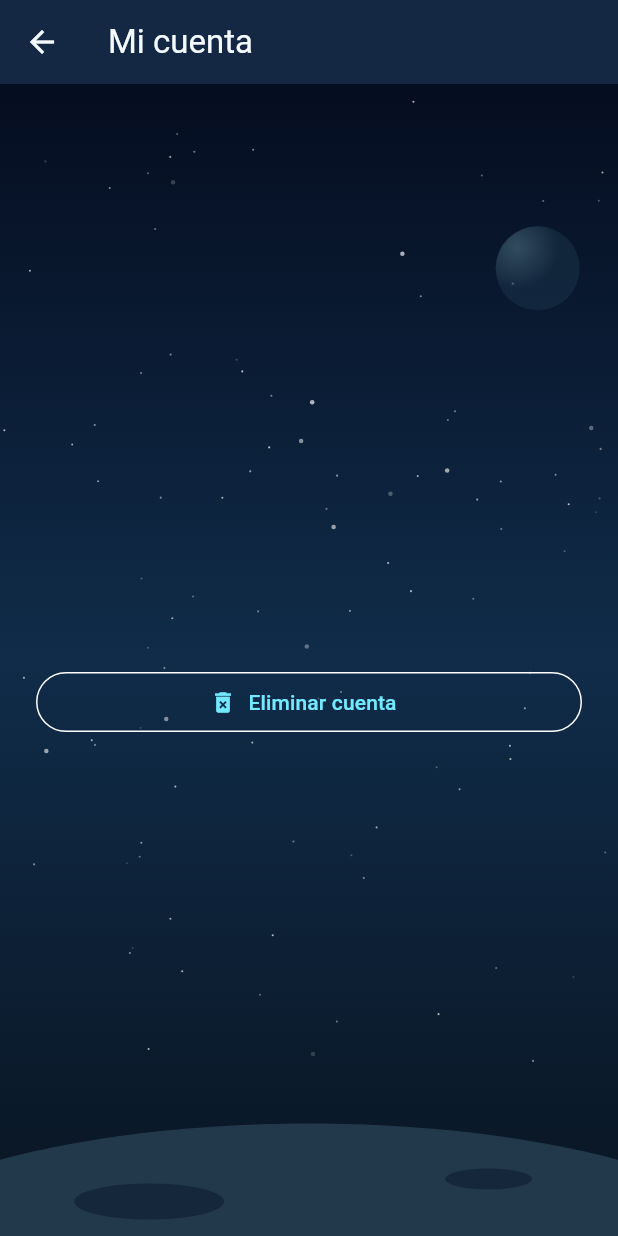
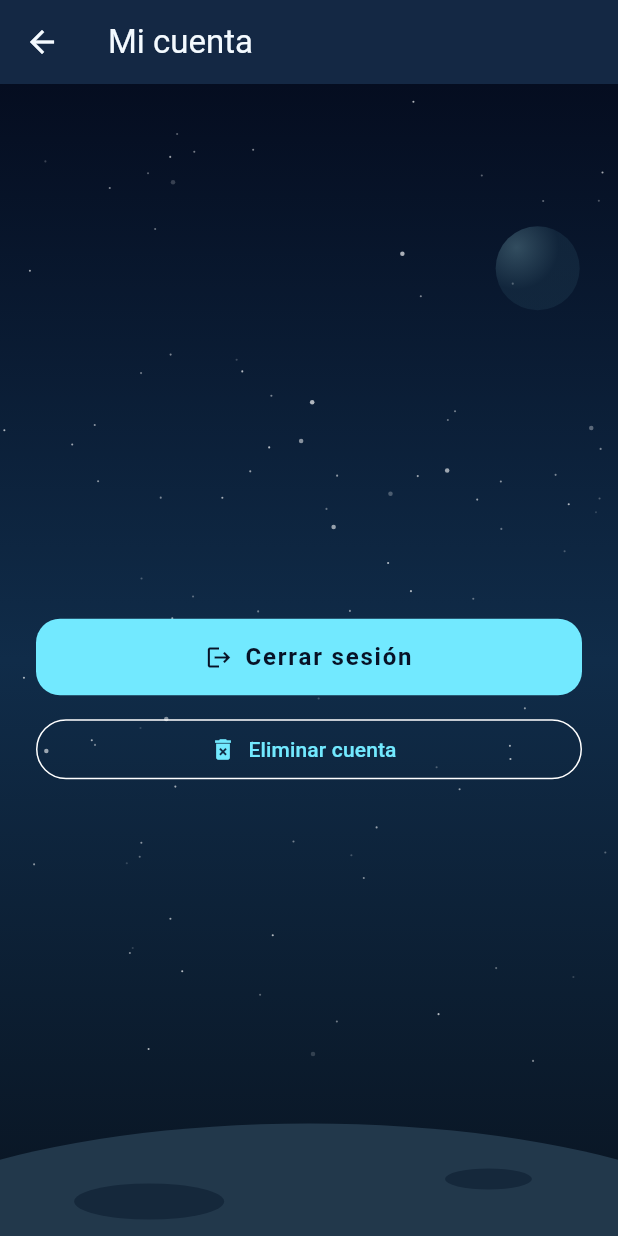
Before and after one commit to PapiElmo777/brilliant_game, a Flutter app: the CuentaPage screen opened directly, on a phone screen of 412 x 824 dp. Run offline on Flutter 3.47's test engine with Material 3 defaults, Android fonts, the phone set to English and light mode, and no system bars; our stand-ins replace bloc, flutter_bloc, video_player.

Commit message:
Añadir cierre de sesión al panel de cuenta y verificar el recorrido real

```diff
--- a/lib/presentation/pages/cuenta_page.dart
+++ b/lib/presentation/pages/cuenta_page.dart
@@ -7,7 +7,9 @@ class CuentaPage extends StatelessWidget {
   const CuentaPage({super.key});
   @override
   Widget build(BuildContext context) => BlocBuilder<AuthCubit, AuthState>(
-    builder: (context, state) => Scaffold(
+    builder: (context, state) => PopScope(
+      canPop: !state.busy,
+      child: Scaffold(
         appBar: AppBar(title: const Text('Mi cuenta')),
         body: FondoEspacial(
           child: SafeArea(
@@ -26,6 +28,39 @@ class CuentaPage extends StatelessWidget {
                         style: Theme.of(context).textTheme.headlineSmall,
                       ),
                       const SizedBox(height: 24),
+                      FilledButton.icon(
+                        key: const ValueKey('logout_account'),
+                        onPressed: state.busy || state.cooldown > 0
+                            ? null
+                            : () => context.read<AuthCubit>().logout(),
+                        icon: const Icon(Icons.logout),
+                        label: Text(
+                          state.busy
+                              ? 'Cerrando sesión…'
+                              : state.logoutUnconfirmed
+                              ? 'Reintentar cierre de sesión'
+                              : 'Cerrar sesión',
+                        ),
+                      ),
+                      if (state.logoutUnconfirmed) ...[
+                        const SizedBox(height: 12),
+                        Semantics(
+                          liveRegion: true,
+                          child: Text(
+                            state.error!,
+                            key: const ValueKey('logout_error'),
+                          ),
+                        ),
+                        if (state.cooldown > 0)
+                          Text('Vuelve a intentarlo en ${state.cooldown} s.'),
+                        TextButton(
+                          key: const ValueKey('logout_local'),
+                          onPressed: () =>
+                              context.read<AuthCubit>().logoutLocally(),
+                          child: const Text('Salir solo de este dispositivo'),
+                        ),
+                      ],
+                      const SizedBox(height: 12),
                       OutlinedButton.icon(
                         key: const ValueKey('delete_account'),
                         onPressed: state.busy
@@ -42,6 +77,7 @@ class CuentaPage extends StatelessWidget {
                         label: const Text('Eliminar cuenta'),
                       ),
                     ],
+                  ),
                 ),
               ),
             ),
```
Also changed, not shown: 6 other files. Lines whose indentation alone changed are shown as unchanged.
